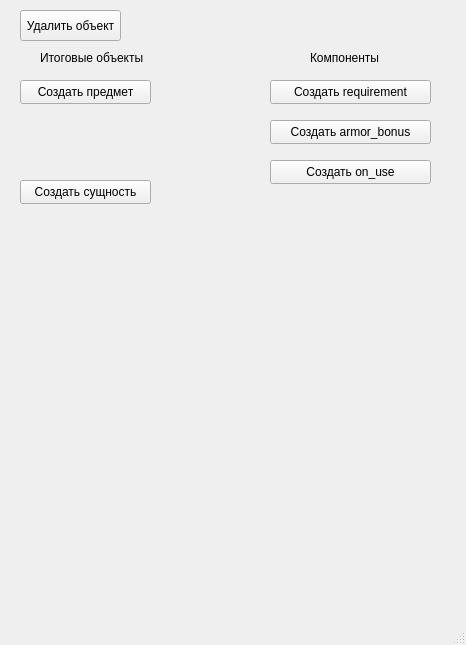
tehek0/rpg, file devkit/devkitwindow.ui: the form before one commit.
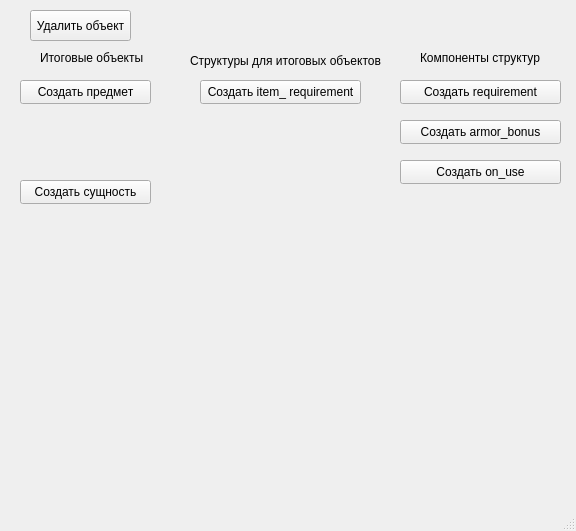
The form after the commit.

Commit message: Requirement смена системы

The edit to the form file:
```diff
--- a/devkit/devkitwindow.ui
+++ b/devkit/devkitwindow.ui
@@ -6,8 +6,8 @@
    <rect>
     <x>0</x>
     <y>0</y>
-    <width>466</width>
-    <height>645</height>
+    <width>576</width>
+    <height>531</height>
    </rect>
   </property>
   <property name="windowTitle">
@@ -43,14 +43,14 @@
    <widget class="QPushButton" name="createRequirements_pb">
     <property name="geometry">
      <rect>
-      <x>270</x>
+      <x>200</x>
       <y>80</y>
       <width>161</width>
       <height>24</height>
      </rect>
     </property>
     <property name="text">
-     <string>Создать requirement</string>
+     <string>Создать item_ requirement</string>
     </property>
    </widget>
    <widget class="QLabel" name="label">
@@ -69,20 +69,20 @@
    <widget class="QLabel" name="label_2">
     <property name="geometry">
      <rect>
-      <x>310</x>
+      <x>420</x>
       <y>50</y>
-      <width>81</width>
+      <width>141</width>
       <height>16</height>
      </rect>
     </property>
     <property name="text">
-     <string>Компоненты</string>
+     <string>Компоненты структур</string>
     </property>
    </widget>
    <widget class="QPushButton" name="createArmor_bonus_pb">
     <property name="geometry">
      <rect>
-      <x>270</x>
+      <x>400</x>
       <y>120</y>
       <width>161</width>
       <height>24</height>
@@ -95,7 +95,7 @@
    <widget class="QPushButton" name="createOn_use_pb">
     <property name="geometry">
      <rect>
-      <x>270</x>
+      <x>400</x>
       <y>160</y>
       <width>161</width>
       <height>24</height>
@@ -108,7 +108,7 @@
    <widget class="QPushButton" name="delete_object">
     <property name="geometry">
      <rect>
-      <x>20</x>
+      <x>30</x>
       <y>10</y>
       <width>101</width>
       <height>31</height>
@@ -118,6 +118,32 @@
      <string>Удалить объект</string>
     </property>
    </widget>
+   <widget class="QPushButton" name="createRequirements_pb_2">
+    <property name="geometry">
+     <rect>
+      <x>400</x>
+      <y>80</y>
+      <width>161</width>
+      <height>24</height>
+     </rect>
+    </property>
+    <property name="text">
+     <string>Создать requirement</string>
+    </property>
+   </widget>
+   <widget class="QLabel" name="label_3">
+    <property name="geometry">
+     <rect>
+      <x>190</x>
+      <y>40</y>
+      <width>201</width>
+      <height>41</height>
+     </rect>
+    </property>
+    <property name="text">
+     <string>Структуры для итоговых объектов</string>
+    </property>
+   </widget>
   </widget>
   <widget class="QMenuBar" name="menubar">
    <property name="geometry">
```
Left out of the diff: 4 changed lines with no effect on the pictures. The commit also changes 12 other files.
